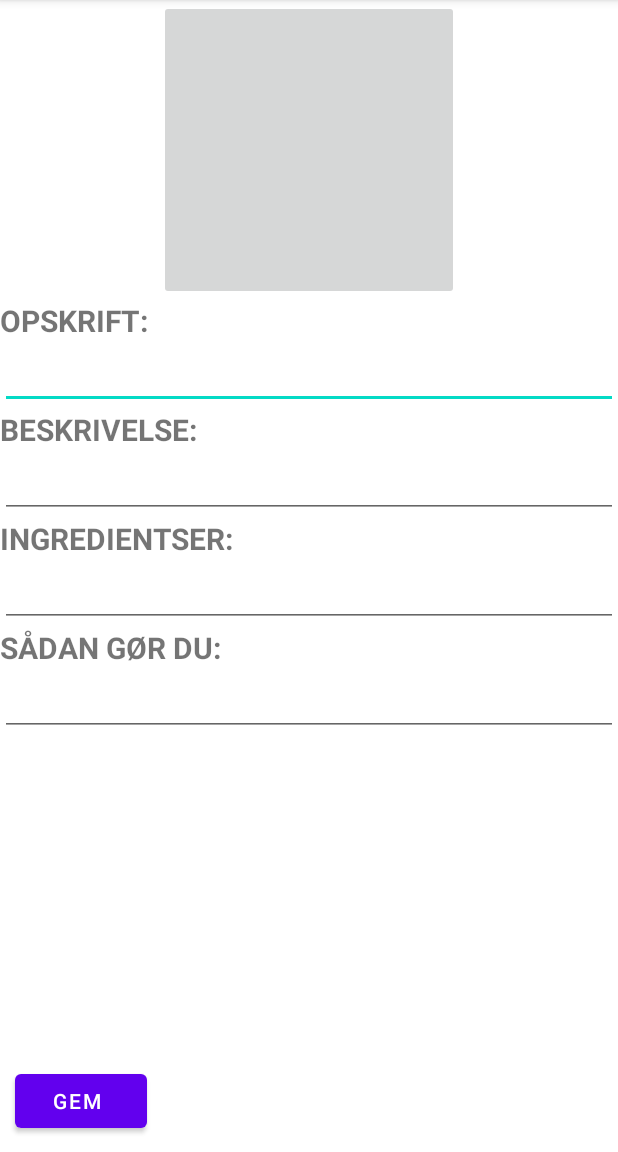
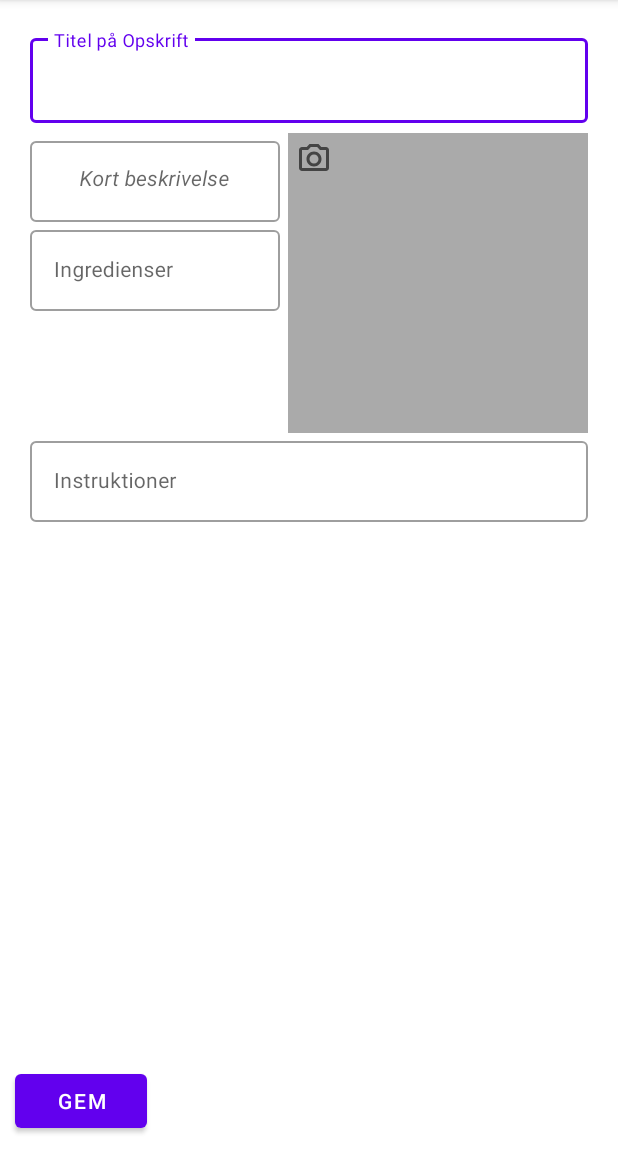
Before and after one commit to Christensenkim/FoodplanerMobile, an Android app: the CreateMealActivity screen opened directly, with no data from a screen before it, on a phone screen of 412 x 824 dp, the part 84-1236 px from its top. Run offline under Robolectric (Android 15) with nearby library versions, the phone set to English and light mode, and no system bars; our stand-ins replace Firebase (no records; nobody signed in at launch, a user with empty details on screens opened directly); libraries missing offline, so code that uses them is left out: io.socket.client; pictures from the network do not load; 2 statements that could not run were skipped.

Commit message:
UI opdateringer

```diff
--- /dev/null
+++ b/app/src/main/res/drawable/ic_outline_camera_alt_24.xml
@@ -0,0 +1,10 @@
+<vector xmlns:android="http://schemas.android.com/apk/res/android"
+    android:width="24dp"
+    android:height="24dp"
+    android:viewportWidth="24"
+    android:viewportHeight="24"
+    android:tint="?attr/colorControlNormal">
+  <path
+      android:fillColor="@android:color/holo_red_dark"
+      android:pathData="M20,4h-3.17L15,2L9,2L7.17,4L4,4c-1.1,0 -2,0.9 -2,2v12c0,1.1 0.9,2 2,2h16c1.1,0 2,-0.9 2,-2L22,6c0,-1.1 -0.9,-2 -2,-2zM20,18L4,18L4,6h4.05l1.83,-2h4.24l1.83,2L20,6v12zM12,7c-2.76,0 -5,2.24 -5,5s2.24,5 5,5 5,-2.24 5,-5 -2.24,-5 -5,-5zM12,15c-1.65,0 -3,-1.35 -3,-3s1.35,-3 3,-3 3,1.35 3,3 -1.35,3 -3,3z"/>
+</vector>
--- a/app/src/main/res/layout/activity_createmeal.xml
+++ b/app/src/main/res/layout/activity_createmeal.xml
@@ -1,5 +1,5 @@
 <?xml version="1.0" encoding="utf-8"?>
-<androidx.constraintlayout.widget.ConstraintLayout
+<RelativeLayout
     xmlns:android="http://schemas.android.com/apk/res/android"
     xmlns:app="http://schemas.android.com/apk/res-auto"
     xmlns:tools="http://schemas.android.com/tools"
@@ -9,106 +9,130 @@
     <ScrollView
         android:id="@+id/scrollView1"
         android:layout_width="match_parent"
-        android:layout_height="match_parent"
-        android:padding="0dp"
+        android:layout_height="wrap_content"
+        android:layout_alignParentTop="true"
+        android:layout_above="@+id/bottomButtons"
         android:scrollbars="none">
-        <LinearLayout
+
+        <RelativeLayout
             android:layout_width="match_parent"
             android:layout_height="match_parent"
+            android:padding="30px">
+            <com.google.android.material.textfield.TextInputLayout
+                style="@style/Widget.MaterialComponents.TextInputLayout.OutlinedBox"
+                android:id="@+id/MealDetailNameLayout"
+                android:layout_width="match_parent"
+                android:layout_height="wrap_content"
+                android:hint="Titel på Opskrift">
+                <com.google.android.material.textfield.TextInputEditText
+                    android:id="@+id/MealDetailName"
+                    android:layout_width="match_parent"
+                    android:layout_height="wrap_content" />
+            </com.google.android.material.textfield.TextInputLayout>
+
+            <RelativeLayout
+                android:id="@+id/MealDetailRecipeTopBlock"
+                android:layout_width="match_parent"
+                android:layout_height="wrap_content"
+                android:layout_alignParentLeft="true"
+                android:paddingTop="10px"
+                android:layout_below="@+id/MealDetailNameLayout">
+                <LinearLayout
+                    android:id="@+id/MealDetailIngredientsBlock"
+                    android:layout_width="match_parent"
+                    android:layout_height="wrap_content"
                     android:orientation="vertical"
-            app:layout_constraintBottom_toTopOf="@id/bottomButtons">
+                    android:paddingEnd="205dp">
+                    <com.google.android.material.textfield.TextInputLayout
+                        style="@style/Widget.MaterialComponents.TextInputLayout.OutlinedBox"
+                        android:id="@+id/MealDetailDescriptionLayout"
+                        android:layout_width="match_parent"
+                        android:layout_height="wrap_content"
+                        android:hint="Kort beskrivelse">
+                    <com.google.android.material.textfield.TextInputEditText
+                        android:id="@+id/MealDetailDescription"
+                        android:layout_width="match_parent"
+                        android:layout_height="wrap_content"
+                        android:maxLength="60"
+                        android:gravity="center_horizontal"
+                        android:textSize="14sp"
+                        android:textStyle="italic"/>
+                    </com.google.android.material.textfield.TextInputLayout>
+                    <com.google.android.material.textfield.TextInputLayout
+                        style="@style/Widget.MaterialComponents.TextInputLayout.OutlinedBox"
+                        android:id="@+id/MealDetailIngredientsTextLayout"
+                        android:layout_width="match_parent"
+                        android:layout_height="wrap_content"
+                        android:hint="Ingredienser">
+                        <com.google.android.material.textfield.TextInputEditText
+                            android:id="@+id/MealDetailIngredients"
+                            android:layout_width="match_parent"
+                            android:layout_height="match_parent"
+                            android:textSize="14sp"/>
+                    </com.google.android.material.textfield.TextInputLayout>
+
+                </LinearLayout>
                 <ImageButton
+                    android:id="@+id/MealPicture"
                     android:layout_width="200dp"
                     android:layout_height="200dp"
-                android:layout_gravity="center"
+                    android:layout_marginLeft="-205dp"
+                    android:layout_alignParentRight="true"
+                    android:layout_alignParentTop="true"
                     android:scaleType="centerCrop"
-                android:adjustViewBounds="true"
                     android:onClick="takeAPicture"
-                android:id="@+id/MealPicture"/>
-            <TextView
+                    android:background="@android:color/darker_gray"/>
+                <ImageView
+                    android:layout_width="wrap_content"
+                    android:layout_height="wrap_content"
+                    android:layout_margin="5dp"
+                    android:layout_alignStart="@+id/MealPicture"
+                    android:background="@drawable/ic_outline_camera_alt_24"/>
+            </RelativeLayout>
+                <LinearLayout
+                    android:id="@+id/MealDetailDescBlock"
                     android:layout_width="match_parent"
                     android:layout_height="wrap_content"
-                android:text="Opskrift:"
-                android:textAllCaps="true"
-                android:textStyle="bold"
-                android:textSize="20dp"/>
-            <EditText
+                    android:layout_below="@+id/MealDetailRecipeTopBlock"
+                    android:orientation="vertical" >
+                    <com.google.android.material.textfield.TextInputLayout
+                        style="@style/Widget.MaterialComponents.TextInputLayout.OutlinedBox"
+                        android:id="@+id/MealDetailDirectionsLayout"
                         android:layout_width="match_parent"
                         android:layout_height="wrap_content"
-                android:id="@+id/MealDetailName"
-                android:text=""/>
-
-            <TextView
+                        android:hint="Instruktioner">
+                    <com.google.android.material.textfield.TextInputEditText
+                        android:id="@+id/MealDetailDirections"
                         android:layout_width="match_parent"
                         android:layout_height="wrap_content"
-                android:text="Beskrivelse:"
-                android:textAllCaps="true"
-                android:textStyle="bold"
-                android:textSize="20dp"/>
-            <EditText
-                android:layout_width="match_parent"
-                android:layout_height="wrap_content"
-                android:id="@+id/MealDetailDescription"
-                android:text=""/>
-
-            <TextView
-                android:layout_width="match_parent"
-                android:layout_height="wrap_content"
-                android:text="Ingredientser:"
-                android:textAllCaps="true"
-                android:textStyle="bold"
-                android:textSize="20dp"/>
-            <EditText
-                android:layout_width="match_parent"
-                android:layout_height="wrap_content"
-                android:id="@+id/MealDetailIngredients"
-                android:maxLines="2"/>
-            <TextView
-                android:layout_width="match_parent"
-                android:layout_height="wrap_content"
-                android:text="Sådan gør du:"
-                android:textAllCaps="true"
-                android:textStyle="bold"
-                android:textSize="20dp"/>
-            <EditText
-                android:layout_width="match_parent"
-                android:layout_height="wrap_content"
-                android:id="@+id/MealDetailDirections"
-                android:maxLines="2"/>
+                        android:textSize="14sp" />
+                    </com.google.android.material.textfield.TextInputLayout>
                 </LinearLayout>
+        </RelativeLayout>
     </ScrollView>
-    <LinearLayout
+    <RelativeLayout
         android:id="@+id/bottomButtons"
         android:layout_width="match_parent"
         android:layout_height="wrap_content"
-        app:layout_constraintBottom_toBottomOf="parent"
-        app:layout_constraintTop_toBottomOf="@id/scrollView1"
-
-        app:layout_constraintVertical_bias="1.0"
+        android:layout_alignParentBottom="true"
         tools:layout_editor_absoluteX="0dp">
-
         <Button
             android:id="@+id/saveButton"
             android:layout_width="wrap_content"
             android:layout_height="wrap_content"
-            android:layout_gravity="end"
-            android:layout_marginLeft="10dp"
-            android:layout_marginRight="210dp"
-            android:layout_marginBottom="10dp"
+            android:layout_margin="10dp"
+            android:layout_alignParentLeft="true"
             android:onClick="createNewMeal"
-            android:paddingLeft="10dp"
-            android:paddingTop="5dp"
-            android:paddingBottom="5dp"
             android:text="Gem" />
 
         <Button
             android:id="@+id/deleteButton"
             android:layout_width="wrap_content"
             android:layout_height="wrap_content"
+            android:layout_margin="10dp"
+            android:layout_alignParentRight="true"
             android:backgroundTint="@android:color/holo_red_dark"
             android:onClick="deleteMeal"
-            android:paddingTop="5dp"
-            android:paddingBottom="5dp"
             android:text="Slet" />
-    </LinearLayout>
-</androidx.constraintlayout.widget.ConstraintLayout>
+    </RelativeLayout>
+</RelativeLayout>
--- a/app/src/main/res/layout/activity_main.xml
+++ b/app/src/main/res/layout/activity_main.xml
@@ -10,13 +10,15 @@
     <ListView
         android:id="@+id/weekOverviewList"
         android:layout_width="match_parent"
-        android:layout_height="wrap_content"/>
+        android:layout_height="match_parent"
+        android:layout_alignParentTop="true"
+        android:layout_above="@+id/bottomNav"/>
 
     <com.google.android.material.bottomnavigation.BottomNavigationView
         android:layout_width="match_parent"
         android:layout_height="wrap_content"
         android:id="@+id/bottomNav"
-        android:layout_margin="30dp"
+        android:layout_margin="10dp"
         android:background="@drawable/bg"
         android:elevation="2dp"
         app:itemIconSize="30dp"
```
Also changed, not shown: app/src/main/res/layout/activity_mealdetails.xml (+90 -86 lines), app/src/main/res/layout/activity_weekdetailed.xml (+5 -3 lines), app/src/main/res/layout/activity_weekdetailmeal.xml (+42 -25 lines). Lines whose indentation alone changed are shown as unchanged.
